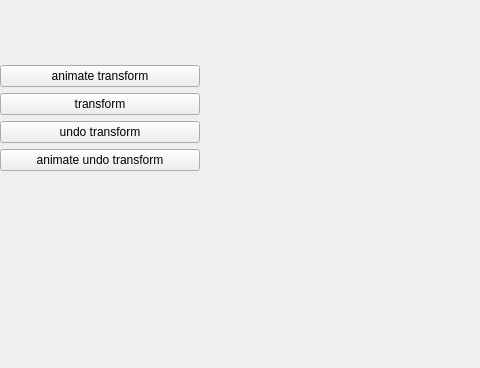
Before: the Qt Designer form bubblewrap/ui/widget.ui in daviddumas/bubble-wrap, drawn with Qt 5; both pictures show x 0 to 480 and y 132 to 500 of the 800 by 500 pixel window.
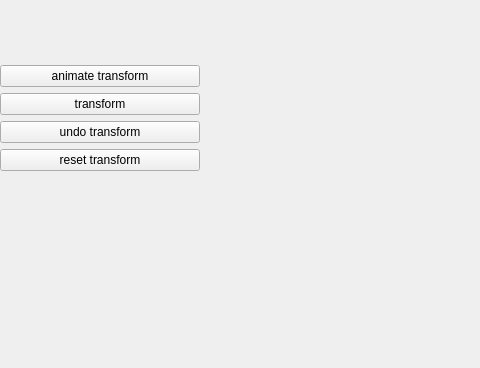
After: the same form once the commit is applied.

Commit message: added relative mobius transform matrix

```diff
--- a/bubblewrap/ui/widget.ui
+++ b/bubblewrap/ui/widget.ui
@@ -207,7 +207,7 @@
           <enum>Qt::LeftToRight</enum>
          </property>
          <property name="text">
-          <string>animate undo transform</string>
+          <string>reset transform</string>
          </property>
          <property name="flat">
           <bool>false</bool>
```
The commit also changes 6 other files.
